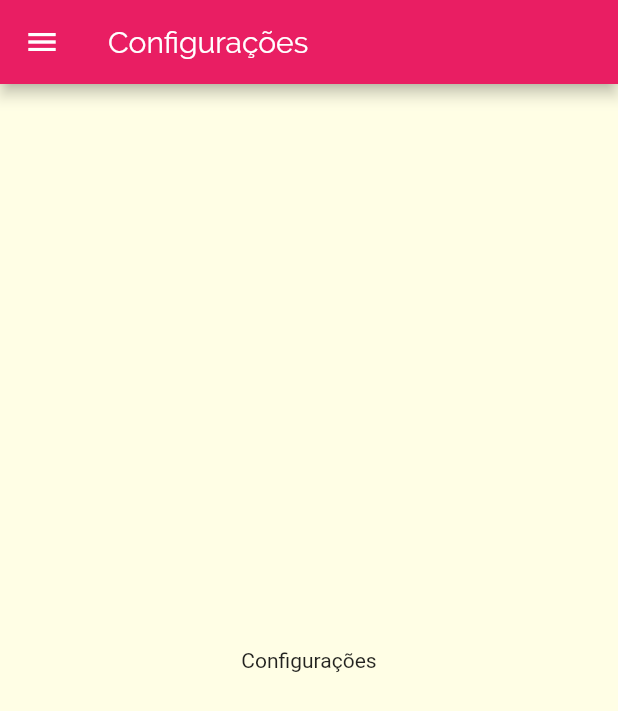
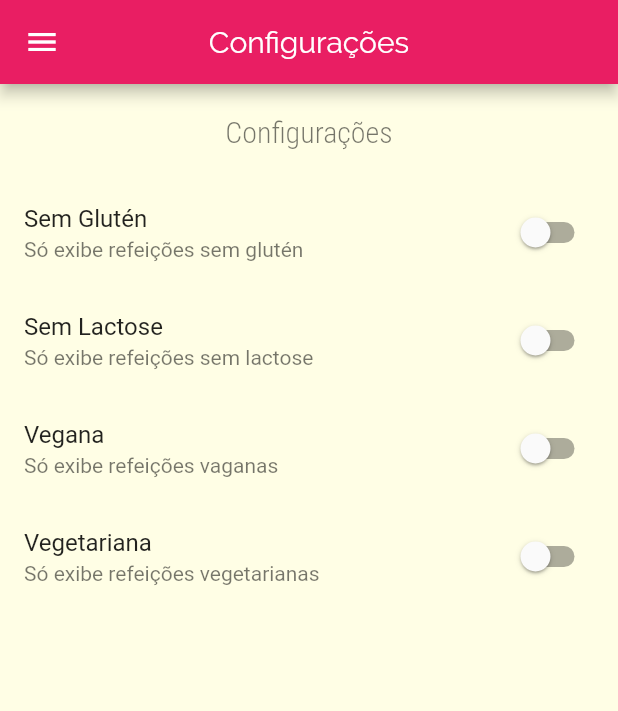
Before and after one commit to Alanssrv/meals_flutter_project, a Flutter app: the SettingsScreen screen opened by its route, on a phone screen of 412 x 824 dp. Shown: the top 711 px of the screen. Run offline on Flutter 3.47's test engine with Material 2 defaults, Android fonts, the phone set to English and light mode, and no system bars; network calls fail.

Commit message:
settings & filter

```diff
--- a/lib/main.dart
+++ b/lib/main.dart
@@ -1,15 +1,45 @@
 import 'package:flutter/material.dart';
 
+import 'models/settings.dart';
 import 'screens/tabs_screen.dart';
 import 'screens/meal_detail_screen.dart';
 import 'screens/settings_screen.dart';
 import 'screens/categories_meals_screen.dart';
+
 import 'utils/app_routes.dart';
 
-void main() => runApp(const MyApp());
+import 'models/meal.dart';
+import 'data/dummy_data.dart';
 
-class MyApp extends StatelessWidget {
-  const MyApp({Key? key}) : super(key: key);
+void main() => runApp(MyApp());
+
+class MyApp extends StatefulWidget {
+  MyApp({Key? key}) : super(key: key);
+
+  @override
+  State<MyApp> createState() => _MyAppState();
+}
+
+class _MyAppState extends State<MyApp> {
+  Settings settings = Settings();
+
+  List<Meal> _availableMeals = DUMMY_MEALS;
+
+  void _filterMeals(Settings settings) {
+    setState(() {
+      this.settings = settings;
+      _availableMeals = DUMMY_MEALS.where((meal) {
+        final filterGluten = settings.isGlutenFree && !meal.isGlutenFree;
+        final filterLactose = settings.isLactoseFree && !meal.isLactoseFree;
+        final filterVegan = settings.isVegan && !meal.isVegan;
+        final filterVegetarian = settings.isVegetarian && !meal.isVegetarian;
+        return !filterGluten &&
+            !filterLactose &&
+            !filterVegan &&
+            !filterVegetarian;
+      }).toList();
+    });
+  }
 
   @override
   Widget build(BuildContext context) {
@@ -36,9 +66,10 @@ class MyApp extends StatelessWidget {
       ),
       routes: {
         AppRoutes.HOME: (ctx) => const TabsScreen(),
-        AppRoutes.CATEGORIES_MEALS: (ctx) => CategoriesMealsScreen(),
+        AppRoutes.CATEGORIES_MEALS: (ctx) =>
+            CategoriesMealsScreen(_availableMeals),
         AppRoutes.MEAL_DETAIL: (ctx) => const MealDetailScreen(),
-        AppRoutes.SETTINGS: (ctx) => const SettingsScreen(),
+        AppRoutes.SETTINGS: (ctx) => SettingsScreen(_filterMeals, settings),
       },
     );
   }
--- /dev/null
+++ b/lib/models/settings.dart
@@ -0,0 +1,13 @@
+class Settings {
+  bool isGlutenFree;
+  bool isLactoseFree;
+  bool isVegan;
+  bool isVegetarian;
+
+  Settings({
+    this.isGlutenFree = false,
+    this.isLactoseFree = false,
+    this.isVegan = false,
+    this.isVegetarian = false,
+  });
+}
--- a/lib/screens/categories_meals_screen.dart
+++ b/lib/screens/categories_meals_screen.dart
@@ -1,15 +1,19 @@
 import 'package:flutter/material.dart';
 
 import '../components/meal_item.dart';
+import '../models/meal.dart';
 import '../models/category.dart';
-import '../data/dummy_data.dart';
 
 class CategoriesMealsScreen extends StatelessWidget {
+  final List<Meal> meals;
+
+  const CategoriesMealsScreen(this.meals);
+
   @override
   Widget build(BuildContext context) {
     final category = ModalRoute.of(context)!.settings.arguments as Category;
 
-    final categoryMeals = DUMMY_MEALS.where((meal) {
+    final categoryMeals = meals.where((meal) {
       return meal.categories.contains(category.id);
     }).toList();
 
--- a/lib/screens/settings_screen.dart
+++ b/lib/screens/settings_screen.dart
@@ -1,18 +1,94 @@
 import 'package:flutter/material.dart';
+import '../models/settings.dart';
 import '../components/main_drawer.dart';
 
-class SettingsScreen extends StatelessWidget {
-  const SettingsScreen({Key? key}) : super(key: key);
+class SettingsScreen extends StatefulWidget {
+  final Settings settings;
+  final Function(Settings) onSettingsChanged;
+
+  const SettingsScreen(this.onSettingsChanged, this.settings, {Key? key})
+      : super(key: key);
+
+  @override
+  State<SettingsScreen> createState() => _SettingsScreenState();
+}
+
+class _SettingsScreenState extends State<SettingsScreen> {
+  late Settings settings;
+
+  @override
+  void initState() {
+    super.initState();
+
+    settings = widget.settings;
+  }
+
+  Widget _createSwitch(
+    String title,
+    String subtitle,
+    bool value,
+    Function(bool) onChanged,
+  ) {
+    return SwitchListTile.adaptive(
+      title: Text(title),
+      subtitle: Text(subtitle),
+      value: value,
+      onChanged: (value) {
+        onChanged(value);
+        widget.onSettingsChanged(settings);
+      },
+      activeColor: Theme.of(context).colorScheme.primary,
+    );
+  }
 
   @override
   Widget build(BuildContext context) {
     return Scaffold(
         appBar: AppBar(
-          title: Text('Configurações'),
+          title: const Text('Configurações'),
+          centerTitle: true,
         ),
-        drawer: MainDrawer(),
-        body: Center(
-          child: Text('Configurações'),
+        drawer: const MainDrawer(),
+        body: Column(
+          children: [
+            Container(
+              padding: const EdgeInsets.all(20),
+              child: Text(
+                'Configurações',
+                style: Theme.of(context).textTheme.headline1,
+              ),
+            ),
+            Expanded(
+              child: ListView(
+                children: [
+                  _createSwitch(
+                    'Sem Glutén',
+                    'Só exibe refeições sem glutén',
+                    settings.isGlutenFree,
+                    (value) => setState(() => settings.isGlutenFree = value),
+                  ),
+                  _createSwitch(
+                    'Sem Lactose',
+                    'Só exibe refeições sem lactose',
+                    settings.isLactoseFree,
+                    (value) => setState(() => settings.isLactoseFree = value),
+                  ),
+                  _createSwitch(
+                    'Vegana',
+                    'Só exibe refeições vaganas',
+                    settings.isVegan,
+                    (value) => setState(() => settings.isVegan = value),
+                  ),
+                  _createSwitch(
+                    'Vegetariana',
+                    'Só exibe refeições vegetarianas',
+                    settings.isVegetarian,
+                    (value) => setState(() => settings.isVegetarian = value),
+                  )
+                ],
+              ),
+            )
+          ],
         ));
   }
 }
```
